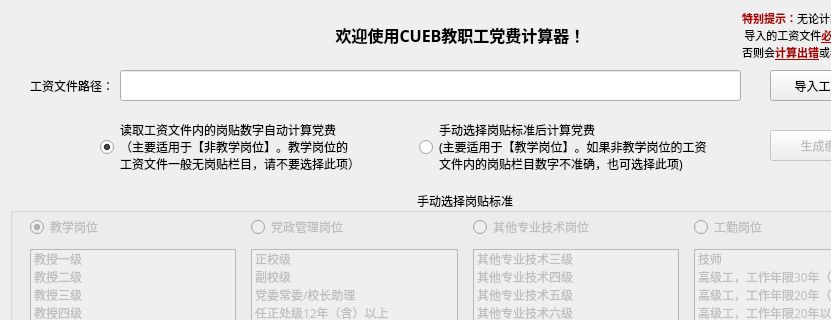
First picture: the form in party_dues_gui_hd.ui, repository xbxstukov/cuebpartydues, before the edit; both pictures show x 0 to 831 and y 0 to 320 of the 931 by 640 pixel window.
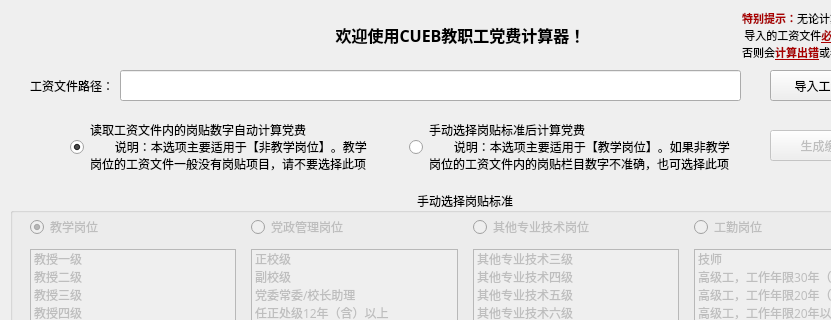
Second picture: the form after the edit. Icons and pictures are not drawn.

Commit message: abs function added and tips fixes

```diff
--- a/party_dues_gui_hd.ui
+++ b/party_dues_gui_hd.ui
@@ -615,9 +615,9 @@
    <widget class="QWidget" name="horizontalLayoutWidget">
     <property name="geometry">
      <rect>
-      <x>100</x>
+      <x>70</x>
       <y>120</y>
-      <width>631</width>
+      <width>671</width>
       <height>54</height>
      </rect>
     </property>
@@ -631,8 +631,8 @@
        </property>
        <property name="text">
         <string>读取工资文件内的岗贴数字自动计算党费
-（主要适用于【非教学岗位】。教学岗位的
-工资文件一般无岗贴栏目，请不要选择此项）</string>
+        说明：本选项主要适用于【非教学岗位】。教学
+岗位的工资文件一般没有岗贴项目，请不要选择此项</string>
        </property>
        <property name="checked">
         <bool>true</bool>
@@ -651,8 +651,8 @@
        </property>
        <property name="text">
         <string>手动选择岗贴标准后计算党费
-(主要适用于【教学岗位】。如果非教学岗位的工资
-文件内的岗贴栏目数字不准确，也可选择此项)</string>
+        说明：本选项主要适用于【教学岗位】。如果非教学
+岗位的工资文件内的岗贴栏目数字不准确，也可选择此项</string>
        </property>
       </widget>
      </item>
```
Left out of the diff: 17 changed lines with no effect on the pictures. The commit also changes 2 other files.
